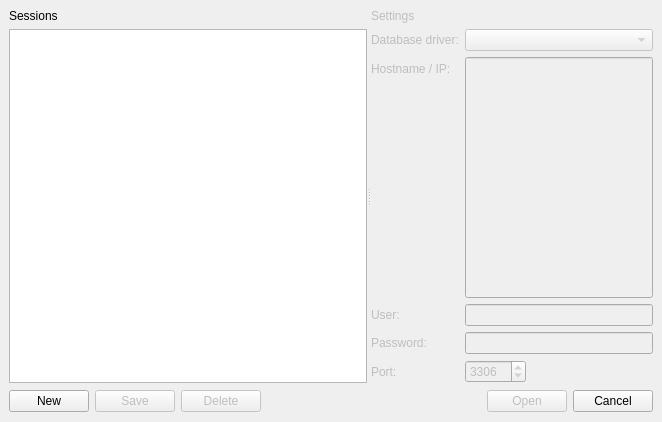
This is SessionManager.ui in KarKarbI4/test_db_generator as Qt 5 draws it before an edit. The edited form follows.
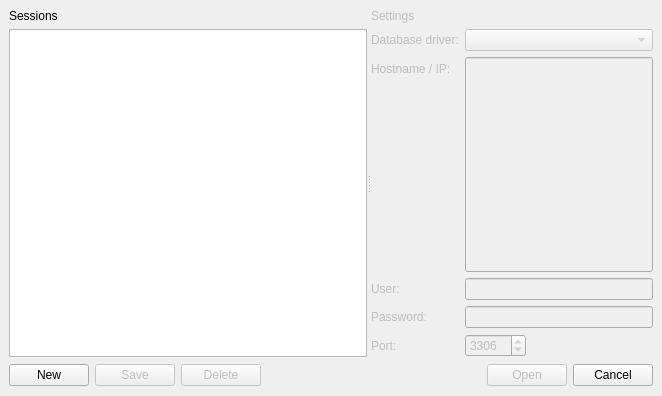
This is the edited form.

Diff of the .ui file:
```diff
--- a/SessionManager.ui
+++ b/SessionManager.ui
@@ -7,7 +7,7 @@
     <x>0</x>
     <y>0</y>
     <width>662</width>
-    <height>422</height>
+    <height>396</height>
    </rect>
   </property>
   <property name="windowTitle">
```
